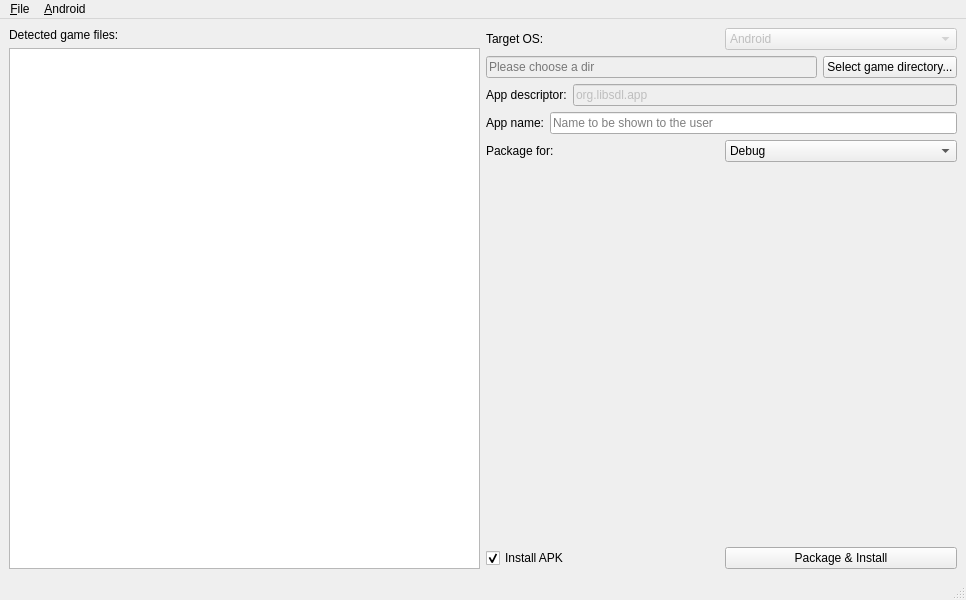
Old version of the form packager/ui_mainwindow.ui in the repository segafan/bennugd-monolithic.
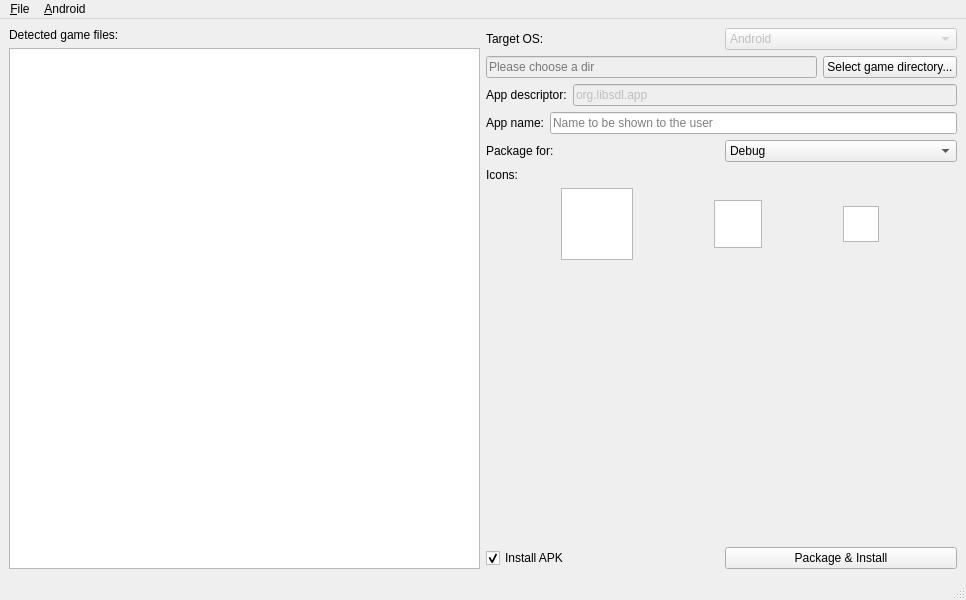
New version of the form. Icons and pictures are not drawn.

Commit message: * Emulator launcher now works fine; Added slots for icons

```diff
--- a/packager/ui_mainwindow.ui
+++ b/packager/ui_mainwindow.ui
@@ -162,6 +162,92 @@
         </item>
        </layout>
       </item>
+      <item>
+       <widget class="QLabel" name="label_icons">
+        <property name="text">
+         <string>Icons:</string>
+        </property>
+       </widget>
+      </item>
+      <item>
+       <layout class="QHBoxLayout" name="horizontalLayout_8">
+        <item>
+         <widget class="QGraphicsView" name="icon_hdpi">
+          <property name="sizePolicy">
+           <sizepolicy hsizetype="Fixed" vsizetype="Fixed">
+            <horstretch>0</horstretch>
+            <verstretch>0</verstretch>
+           </sizepolicy>
+          </property>
+          <property name="minimumSize">
+           <size>
+            <width>72</width>
+            <height>72</height>
+           </size>
+          </property>
+          <property name="maximumSize">
+           <size>
+            <width>72</width>
+            <height>72</height>
+           </size>
+          </property>
+          <property name="toolTip">
+           <string>Icon for high resolution displays</string>
+          </property>
+         </widget>
+        </item>
+        <item>
+         <widget class="QGraphicsView" name="icon_mdpi">
+          <property name="sizePolicy">
+           <sizepolicy hsizetype="Fixed" vsizetype="Fixed">
+            <horstretch>0</horstretch>
+            <verstretch>0</verstretch>
+           </sizepolicy>
+          </property>
+          <property name="minimumSize">
+           <size>
+            <width>48</width>
+            <height>48</height>
+           </size>
+          </property>
+          <property name="maximumSize">
+           <size>
+            <width>48</width>
+            <height>48</height>
+           </size>
+          </property>
+          <property name="toolTip">
+           <string>Icon for medium resolution displays</string>
+          </property>
+         </widget>
+        </item>
+        <item>
+         <widget class="QGraphicsView" name="icon_ldpi">
+          <property name="sizePolicy">
+           <sizepolicy hsizetype="Fixed" vsizetype="Fixed">
+            <horstretch>0</horstretch>
+            <verstretch>0</verstretch>
+           </sizepolicy>
+          </property>
+          <property name="minimumSize">
+           <size>
+            <width>36</width>
+            <height>36</height>
+           </size>
+          </property>
+          <property name="maximumSize">
+           <size>
+            <width>36</width>
+            <height>36</height>
+           </size>
+          </property>
+          <property name="toolTip">
+           <string>Icon for low resolution displays</string>
+          </property>
+         </widget>
+        </item>
+       </layout>
+      </item>
       <item>
        <spacer name="verticalSpacer">
         <property name="orientation">
```
The commit also changes 1 other file.
